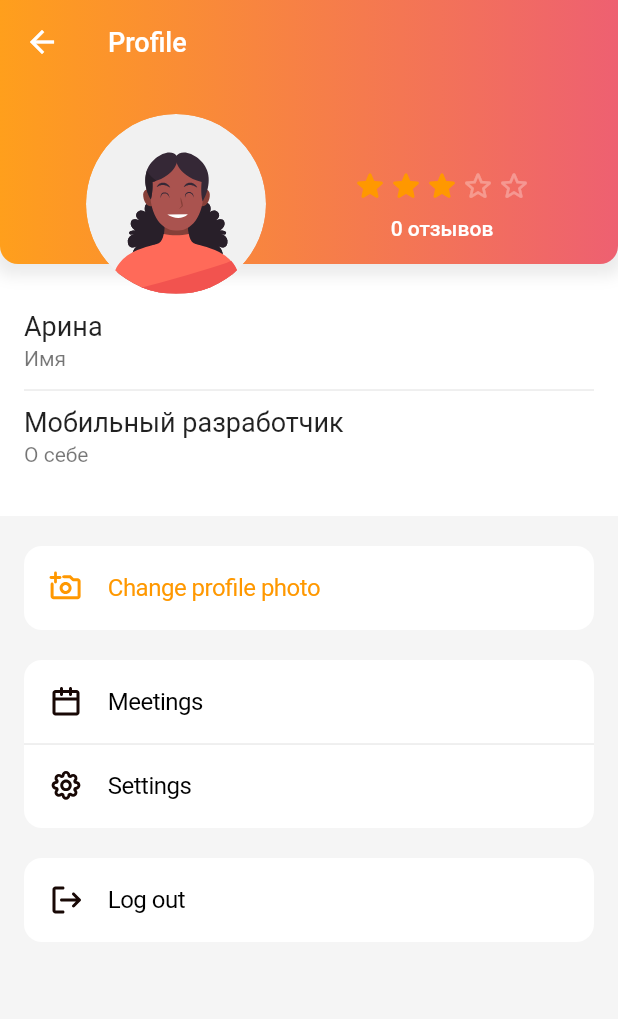
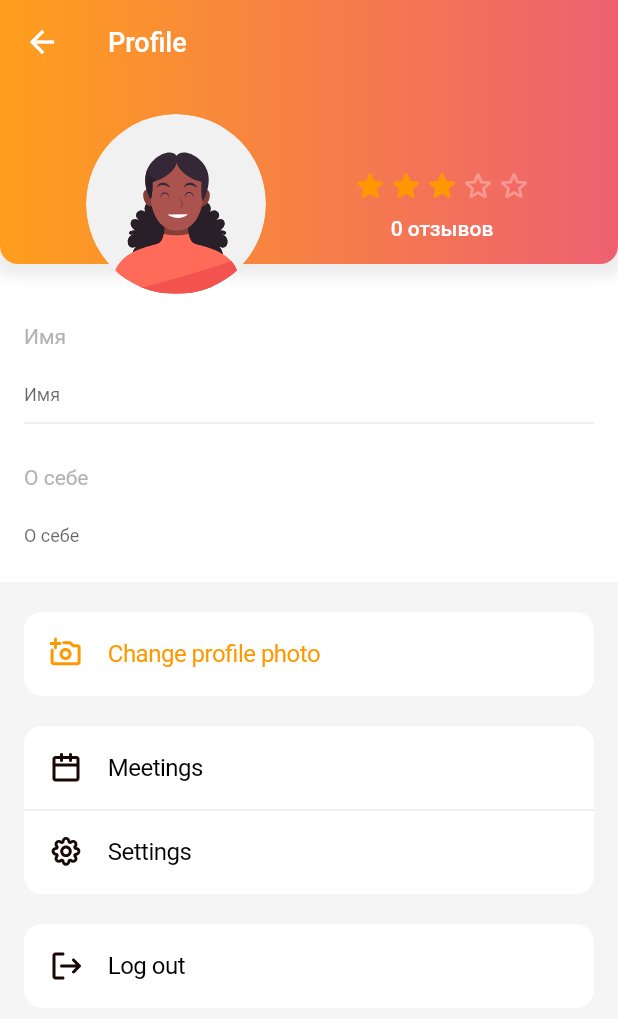
Before and after one commit to lelsweyr17/meet_up_app, a Flutter app: the ProfilePage screen opened by its route, on a phone screen of 412 x 824 dp. Shown: the top 1019 px of the screen. Run offline on Flutter 3.47's test engine with Material 2 defaults, Android fonts, the phone set to English and light mode, and no system bars; our stand-ins replace bloc, built_value, cloud_firestore, firebase_auth, firebase_core, flutter_bloc and 4 more; accounts and stored records are empty; generated files the repository leaves out were written again.

Commit message:
Update profile page with text fields

```diff
--- a/lib/presentation/pages/profile_page.dart
+++ b/lib/presentation/pages/profile_page.dart
@@ -1,4 +1,6 @@
 import 'package:flutter/material.dart';
+import 'package:flutter/services.dart';
+import 'package:flutter_keyboard_visibility/flutter_keyboard_visibility.dart';
 import 'package:meet_up_app/data/service/auth_service.dart';
 import 'package:meet_up_app/domain/bloc/auth/auth_bloc.dart';
 import 'package:meet_up_app/domain/reusable/auth_reusable.dart';
@@ -14,10 +16,40 @@ class ProfilePage extends StatelessWidget {
 
   @override
   Widget build(BuildContext context) {
-    return Scaffold(
-      body: AuthService.instance.isUserAnonymousOrNull
-          ? const LogInAndSignUpButtonsPage()
-          : const _Body(),
+    return KeyboardDismissOnTap(
+      child: Scaffold(
+        body: AuthService.instance.isUserAnonymousOrNull
+            ? const LogInAndSignUpButtonsPage()
+            : const _Body(),
+      ),
+    );
+  }
+}
+
+class _Body extends StatelessWidget {
+  const _Body({Key? key}) : super(key: key);
+
+  @override
+  Widget build(BuildContext context) {
+    return const CustomScrollView(
+      slivers: [
+        _AppBarWithAvatarAndRating(),
+        _ProfileDescription(),
+        _ProfileSettings(),
+      ],
+    );
+  }
+}
+
+class _AppBarWithAvatarAndRating extends StatelessWidget {
+  const _AppBarWithAvatarAndRating({Key? key}) : super(key: key);
+
+  @override
+  Widget build(BuildContext context) {
+    return AppBars.instance.sliverAppBarWithGradient(
+      size: 120,
+      title: AppLocalizations.of(context)!.profile,
+      child: const _AvatarAndRating(),
     );
   }
 }
@@ -44,26 +76,14 @@ class _AvatarAndRating extends StatelessWidget {
   }
 }
 
-class _Body extends StatelessWidget {
-  const _Body({Key? key}) : super(key: key);
-
-  @override
-  Widget build(BuildContext context) {
-    return const CustomScrollView(
-      slivers: [
-        _AppBarWithAvatarAndRating(),
-        _ProfileDescription(),
-        _ProfileSettings(),
-      ],
-    );
-  }
-}
-
 class _ProfileDescription extends StatelessWidget {
   const _ProfileDescription({Key? key}) : super(key: key);
 
   @override
   Widget build(BuildContext context) {
+    final _nameController = TextEditingController();
+    final _bioController = TextEditingController();
+
     return SliverToBoxAdapter(
       child: Padding(
         padding: const EdgeInsets.symmetric(
@@ -71,15 +91,22 @@ class _ProfileDescription extends StatelessWidget {
           vertical: 20,
         ),
         child: Column(
-          children: const [
+          children: [
             _TitleAndSubtitle(
+              focusNode: FocusNode(),
+              textController: _nameController,
               title: "Арина",
               subtitle: "Имя",
+              hint: "Имя",
             ),
-            Divider(height: 0),
+            const Divider(),
             _TitleAndSubtitle(
+              focusNode: FocusNode(),
+              textController: _bioController,
               title: "Мобильный разработчик",
               subtitle: "О себе",
+              hint: "О себе",
+              limitLength: 160,
             ),
           ],
         ),
@@ -88,41 +115,65 @@ class _ProfileDescription extends StatelessWidget {
   }
 }
 
-class _AppBarWithAvatarAndRating extends StatelessWidget {
-  const _AppBarWithAvatarAndRating({Key? key}) : super(key: key);
-
-  @override
-  Widget build(BuildContext context) {
-    return AppBars.instance.sliverAppBarWithGradient(
-      size: 120,
-      title: AppLocalizations.of(context)!.profile,
-      child: const _AvatarAndRating(),
-    );
-  }
-}
-
-class _TitleAndSubtitle extends StatelessWidget {
+class _TitleAndSubtitle extends StatefulWidget {
   const _TitleAndSubtitle({
     Key? key,
     required this.title,
+    required this.focusNode,
+    required this.textController,
+    required this.hint,
     this.subtitle = "",
+    this.onChanged,
+    this.limitLength = 100,
   }) : super(key: key);
 
+  final TextEditingController textController;
+  final ValueChanged<String>? onChanged;
   final String title;
+  final String hint;
   final String subtitle;
+  final int limitLength;
+  final FocusNode focusNode;
+
+  @override
+  State<_TitleAndSubtitle> createState() => _TitleAndSubtitleState();
+}
+
+class _TitleAndSubtitleState extends State<_TitleAndSubtitle> {
+  bool inFocus = false;
+
+  @override
+  void initState() {
+    super.initState();
+    widget.focusNode.addListener(
+      () => setState(() => inFocus = widget.focusNode.hasFocus),
+    );
+  }
 
   @override
   Widget build(BuildContext context) {
     return ListTile(
-      dense: true,
       contentPadding: EdgeInsets.zero,
-      title: Text(
-        title,
-        style: const TextStyle(fontSize: 18),
-      ),
-      subtitle: Text(
-        subtitle,
-        style: const TextStyle(fontSize: 14),
+      title: TextFormField(
+        focusNode: widget.focusNode,
+        controller: widget.textController,
+        keyboardType: TextInputType.name,
+        decoration: InputDecoration(
+          contentPadding: EdgeInsets.zero,
+          border: InputBorder.none,
+          hintText: widget.hint,
+          hintStyle: const TextStyle(color: Color(0xFFB3B3B3), fontSize: 14),
+          helperText: widget.subtitle,
+          helperStyle: TextStyle(),
+        ),
+        minLines: 1,
+        maxLines: null,
+        style: const TextStyle(
+          color: Color(0xFF1A1A1A),
+          fontSize: 16,
+        ),
+        maxLength: inFocus ? widget.limitLength : null,
+        onChanged: (value) => widget.onChanged!(value),
       ),
     );
   }
```
